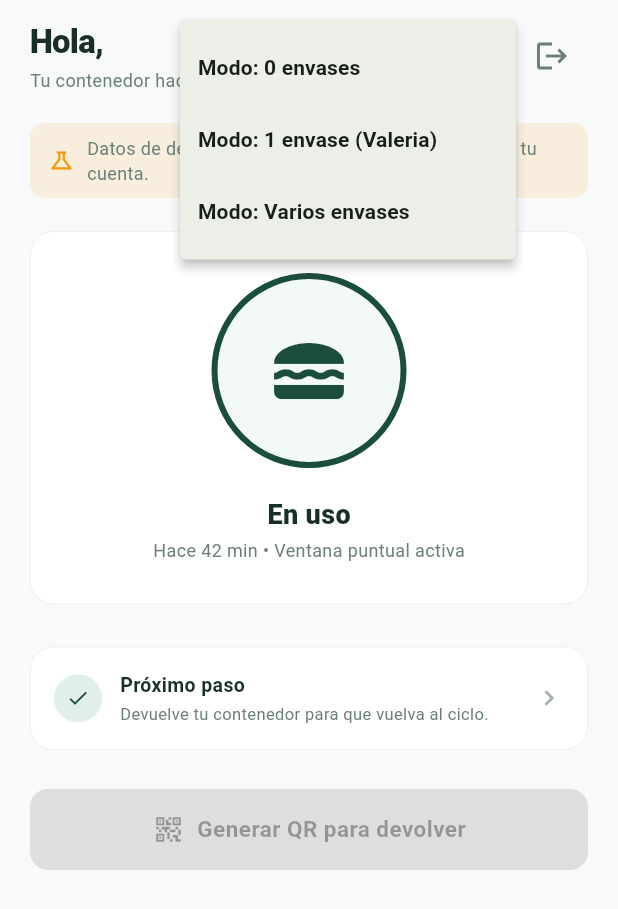
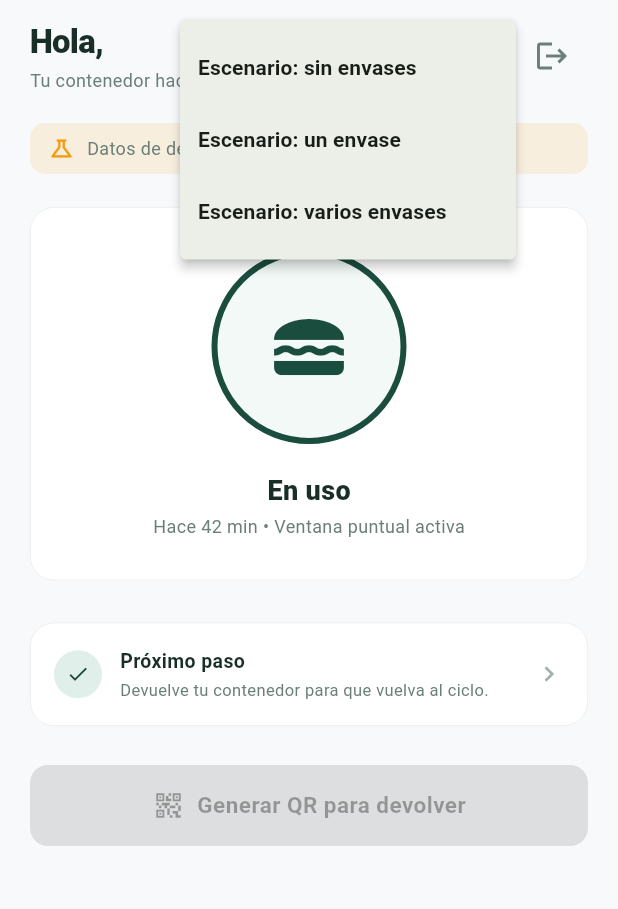
Before and after one commit to fernando4622/revuelta, a Flutter app: the HomePage screen opened directly with empty values, after a tap on the "tune" icon, on a phone screen of 412 x 824 dp. Shown: the top 909 px of the screen. Run offline on Flutter 3.47's test engine with Material 3 defaults, Android fonts, the phone set to English and light mode, and no system bars; our stand-ins replace dio, flutter_riverpod, flutter_secure_storage, qr_flutter; missing offline and left inert: mobile_scanner; accounts and stored records are empty.

Commit message:
fix: replace developer copy with pilot messaging

```diff
--- a/apps/revuelta-mobile/lib/domain/failure/failure.dart
+++ b/apps/revuelta-mobile/lib/domain/failure/failure.dart
@@ -9,7 +9,8 @@ sealed class Failure {
 }
 
 class NetworkFailure extends Failure {
-  const NetworkFailure([String message = 'Network connection failed'])
+  const NetworkFailure(
+      [String message = 'Sin conexión. Revisa la red e intenta nuevamente.'])
       : super(message, code: 'NETWORK_ERROR');
 }
 
--- a/apps/revuelta-mobile/lib/presentation/auth/login_options_page.dart
+++ b/apps/revuelta-mobile/lib/presentation/auth/login_options_page.dart
@@ -72,7 +72,10 @@ class LoginOptionsPage extends StatelessWidget {
                 onPressed: () {
                   ScaffoldMessenger.of(context).showSnackBar(
                     const SnackBar(
-                        content: Text('Inicio de sesión con Google (Demo UI)')),
+                      content: Text(
+                        'Acceso con Google no habilitado en esta etapa del piloto.',
+                      ),
+                    ),
                   );
                 },
               ),
@@ -94,8 +97,10 @@ class LoginOptionsPage extends StatelessWidget {
                 onPressed: () {
                   ScaffoldMessenger.of(context).showSnackBar(
                     const SnackBar(
-                        content:
-                            Text('Inicio de sesión con Microsoft (Demo UI)')),
+                      content: Text(
+                        'Acceso con Microsoft no habilitado en esta etapa del piloto.',
+                      ),
+                    ),
                   );
                 },
               ),
--- a/apps/revuelta-mobile/lib/presentation/history/history_page.dart
+++ b/apps/revuelta-mobile/lib/presentation/history/history_page.dart
@@ -1,5 +1,6 @@
 import 'package:flutter/material.dart';
 import '../shared/theme/app_colors.dart';
+import '../shared/widgets/pilot_data_banner.dart';
 
 /// Screen representing "Historial" (Mockup Screen 7).
 /// Features filter chips [Todos | En uso | Devueltos] and chronological history cards.
@@ -67,6 +68,10 @@ class _HistoryPageState extends State<HistoryPage> {
       body: SafeArea(
         child: Column(
           children: [
+            const Padding(
+              padding: EdgeInsets.fromLTRB(20, 12, 20, 0),
+              child: PilotDataBanner(),
+            ),
             // Filter Segmented Chips
             Padding(
               padding: const EdgeInsets.symmetric(horizontal: 20, vertical: 12),
--- a/apps/revuelta-mobile/lib/presentation/home/home_page.dart
+++ b/apps/revuelta-mobile/lib/presentation/home/home_page.dart
@@ -5,6 +5,7 @@ import '../shared/theme/app_colors.dart';
 import '../shared/widgets/container_card.dart';
 import '../container/container_passport_page.dart';
 import '../shared/widgets/logout_icon_button.dart';
+import '../shared/widgets/pilot_data_banner.dart';
 
 /// Screen representing "Inicio" (Mockup Screen 1).
 /// Features user greeting ("Hola, Valeria"), current active container status card with arc gauge,
@@ -73,17 +74,17 @@ class _HomePageState extends State<HomePage> {
                       PopupMenuButton<int>(
                         icon: const Icon(Icons.tune,
                             color: AppColors.textSecondary, size: 20),
-                        tooltip: 'Cambiar modo adaptativo',
+                        tooltip: 'Ver escenarios del piloto',
                         onSelected: (val) =>
                             setState(() => _stateDemoIndex = val),
                         itemBuilder: (context) => const [
                           PopupMenuItem(
-                              value: 0, child: Text('Modo: 0 envases')),
+                              value: 0, child: Text('Escenario: sin envases')),
                           PopupMenuItem(
-                              value: 1,
-                              child: Text('Modo: 1 envase (Valeria)')),
+                              value: 1, child: Text('Escenario: un envase')),
                           PopupMenuItem(
-                              value: 2, child: Text('Modo: Varios envases')),
+                              value: 2,
+                              child: Text('Escenario: varios envases')),
                         ],
                       ),
                       const LogoutIconButton(color: AppColors.textSecondary),
@@ -101,28 +102,7 @@ class _HomePageState extends State<HomePage> {
                 child: Column(
                   crossAxisAlignment: CrossAxisAlignment.stretch,
                   children: [
-                    Container(
-                      padding: const EdgeInsets.symmetric(
-                          horizontal: 12, vertical: 8),
-                      decoration: BoxDecoration(
-                        color: AppColors.warningOrange.withOpacity(0.12),
-                        borderRadius: BorderRadius.circular(10),
-                      ),
-                      child: const Row(
-                        children: [
-                          Icon(Icons.science_outlined,
-                              size: 18, color: AppColors.warningOrange),
-                          SizedBox(width: 8),
-                          Expanded(
-                            child: Text(
-                              'Datos de demostración: aún no están conectados a tu cuenta.',
-                              style: TextStyle(
-                                  fontSize: 12, color: AppColors.textSecondary),
-                            ),
-                          ),
-                        ],
-                      ),
-                    ),
+                    const PilotDataBanner(),
                     const SizedBox(height: 16),
                     if (_stateDemoIndex == 1) ...[
                       _buildValeriaActiveContainerState(),
--- a/apps/revuelta-mobile/lib/presentation/impact/impact_page.dart
+++ b/apps/revuelta-mobile/lib/presentation/impact/impact_page.dart
@@ -1,5 +1,6 @@
 import 'package:flutter/material.dart';
 import '../shared/theme/app_colors.dart';
+import '../shared/widgets/pilot_data_banner.dart';
 
 /// Screen representing "Tu impacto" (Mockup Screen 8).
 /// Features weekly stats, accumulated total metrics, and environmental commitment card.
@@ -19,6 +20,8 @@ class ImpactPage extends StatelessWidget {
           child: Column(
             crossAxisAlignment: CrossAxisAlignment.stretch,
             children: [
+              const PilotDataBanner(),
+              const SizedBox(height: 16),
               // Section: Esta semana
               Card(
                 child: Padding(
--- a/apps/revuelta-mobile/lib/presentation/notifications/notifications_page.dart
+++ b/apps/revuelta-mobile/lib/presentation/notifications/notifications_page.dart
@@ -1,5 +1,6 @@
 import 'package:flutter/material.dart';
 import '../shared/theme/app_colors.dart';
+import '../shared/widgets/pilot_data_banner.dart';
 
 /// Screen representing "Notificaciones" (Mockup Screen 10).
 /// Lists reminders, return confirmations, drop-off point updates, and weekly summaries.
@@ -17,6 +18,8 @@ class NotificationsPage extends StatelessWidget {
         child: ListView(
           padding: const EdgeInsets.symmetric(horizontal: 20, vertical: 12),
           children: const [
+            PilotDataBanner(),
+            SizedBox(height: 12),
             _NotificationTile(
               icon: Icons.check_circle_outline,
               iconColor: AppColors.forestGreen,
--- a/apps/revuelta-mobile/lib/presentation/profile/profile_page.dart
+++ b/apps/revuelta-mobile/lib/presentation/profile/profile_page.dart
@@ -98,7 +98,7 @@ class ProfilePage extends StatelessWidget {
               child: Padding(
                 padding: EdgeInsets.all(16),
                 child: Text(
-                  'Las opciones de cuenta se habilitarán cuando exista su contrato funcional.',
+                  'Módulo de opciones de cuenta pendiente durante esta etapa del piloto.',
                   textAlign: TextAlign.center,
                   style: TextStyle(color: AppColors.textSecondary),
                 ),
--- a/apps/revuelta-mobile/lib/presentation/qr/operation_qr_page.dart
+++ b/apps/revuelta-mobile/lib/presentation/qr/operation_qr_page.dart
@@ -262,5 +262,6 @@ String _friendlyFailure(Failure failure) => switch (failure.code) {
       'PARTICIPANT_INACTIVE' =>
         'Tu perfil participante no está activo. Solicita ayuda a ReVuelta.',
       'NETWORK_ERROR' => 'Sin conexión. Revisa tu red e intenta de nuevo.',
-      _ => failure.message,
+      _ =>
+        'No fue posible generar el QR. Intenta nuevamente o solicita ayuda a ReVuelta.',
     };
--- /dev/null
+++ b/apps/revuelta-mobile/lib/presentation/shared/widgets/pilot_data_banner.dart
@@ -0,0 +1,37 @@
+import 'package:flutter/material.dart';
+
+import '../theme/app_colors.dart';
+
+class PilotDataBanner extends StatelessWidget {
+  const PilotDataBanner({super.key});
+
+  @override
+  Widget build(BuildContext context) {
+    return Container(
+      padding: const EdgeInsets.symmetric(horizontal: 12, vertical: 8),
+      decoration: BoxDecoration(
+        color: AppColors.warningOrange.withValues(alpha: .12),
+        borderRadius: BorderRadius.circular(10),
+      ),
+      child: const Row(
+        children: [
+          Icon(
+            Icons.science_outlined,
+            size: 18,
+            color: AppColors.warningOrange,
+          ),
+          SizedBox(width: 8),
+          Expanded(
+            child: Text(
+              'Datos de demostración del piloto.',
+              style: TextStyle(
+                fontSize: 12,
+                color: AppColors.textSecondary,
+              ),
+            ),
+          ),
+        ],
+      ),
+    );
+  }
+}
--- a/apps/revuelta-mobile/lib/presentation/shell/cafeteria_shell.dart
+++ b/apps/revuelta-mobile/lib/presentation/shell/cafeteria_shell.dart
@@ -27,14 +27,12 @@ class _CafeteriaShellState extends State<CafeteriaShell> {
       const _UnavailableCafeteriaPage(
         title: 'Pendientes de lavado',
         icon: Icons.cleaning_services_outlined,
-        message:
-            'Esta cola se habilitará cuando exista la consulta operativa en el backend.',
+        message: 'Módulo de lavado pendiente durante esta etapa del piloto.',
       ),
       const _UnavailableCafeteriaPage(
         title: 'Operaciones recientes',
         icon: Icons.history,
-        message:
-            'El historial aparecerá cuando el API exponga operaciones de esta cafetería.',
+        message: 'Módulo de historial pendiente durante esta etapa del piloto.',
       ),
       const _CafeteriaHelpPage(),
     ];
--- a/apps/revuelta-mobile/lib/presentation/shell/revuelta_operations_shell.dart
+++ b/apps/revuelta-mobile/lib/presentation/shell/revuelta_operations_shell.dart
@@ -112,7 +112,7 @@ class _OperationsPlaceholder extends StatelessWidget {
               ),
               const SizedBox(height: 12),
               const Text(
-                'Sin datos disponibles. Esta vista se conectará cuando exista su contrato de consulta en el backend.',
+                'Módulo pendiente durante esta etapa del piloto.',
                 textAlign: TextAlign.center,
                 style: TextStyle(color: AppColors.textSecondary),
               ),
--- a/apps/revuelta-mobile/lib/presentation/shell/role_shell_router.dart
+++ b/apps/revuelta-mobile/lib/presentation/shell/role_shell_router.dart
@@ -65,7 +65,7 @@ class UnsupportedRolePage extends ConsumerWidget {
                   ),
                   const SizedBox(height: 12),
                   Text(
-                    'La cuenta ${session.username} no tiene un rol compatible con esta versión de ReVuelta.',
+                    'La cuenta ${session.username} no tiene acceso habilitado para este piloto.',
                     textAlign: TextAlign.center,
                     style: const TextStyle(color: AppColors.textSecondary),
                   ),
```
Also changed, not shown: apps/revuelta-mobile/lib/presentation/auth/login_page.dart (+15 -3 lines), apps/revuelta-mobile/lib/presentation/scan/scan_page.dart (+9 -17 lines), 3 other files.
